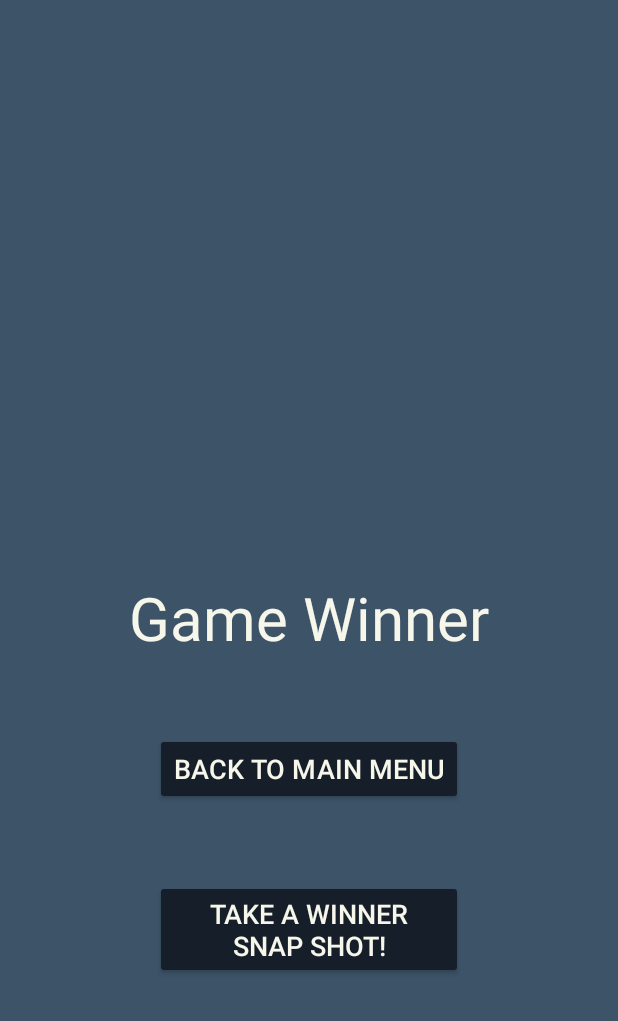
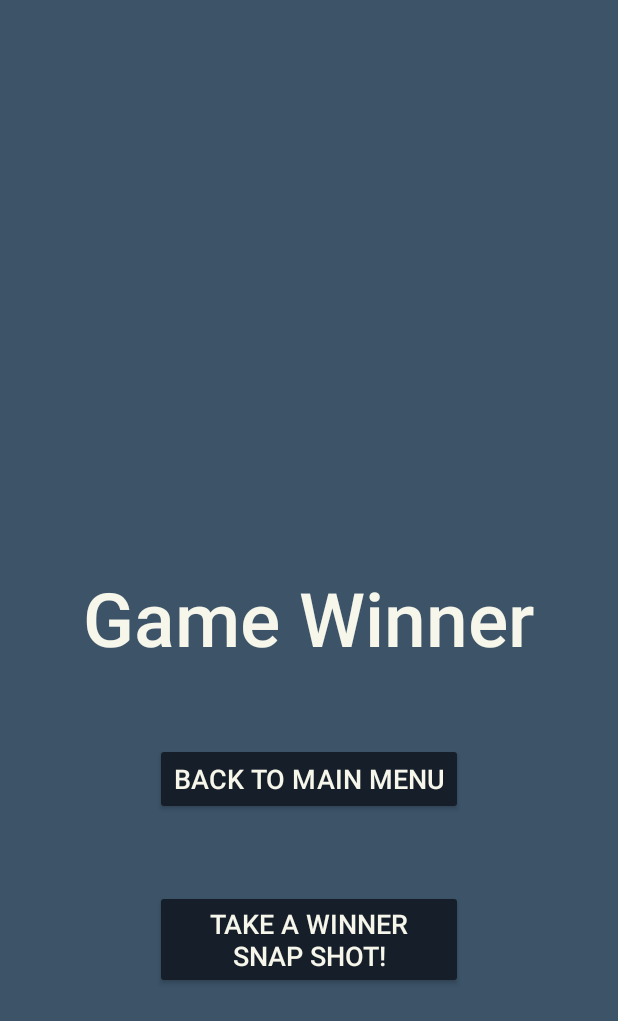
Before and after one commit to FishyBizz/Phrazes, an Android app: the GameEndActivity screen opened directly, with no data from a screen before it, on a phone screen of 412 x 824 dp. Shown: the top 1021 px of the screen. Run offline under Robolectric (Android 15) with nearby library versions, the phone set to English and light mode, and no system bars.

Commit message:
Enlarging game winner text size and Setting Time back to random duration

```diff
--- a/app/src/main/res/layout/activity_game_end.xml
+++ b/app/src/main/res/layout/activity_game_end.xml
@@ -15,10 +15,11 @@
             android:layout_height="wrap_content"
             android:layout_centerInParent="true"
             android:layout_marginTop="50dp"
+            android:fontFamily="sans-serif-medium"
             android:text="@string/winner_default"
             android:textAlignment="center"
             android:textColor="@color/white_background"
-            android:textSize="40sp" />
+            android:textSize="50sp" />
 
         <Button
             android:id="@+id/gameEnd_back"
```
Also changed, not shown: app/src/main/java/edu/msu/cse476/phrazes/phrazes/GameActivity.java (+10 -4 lines).
